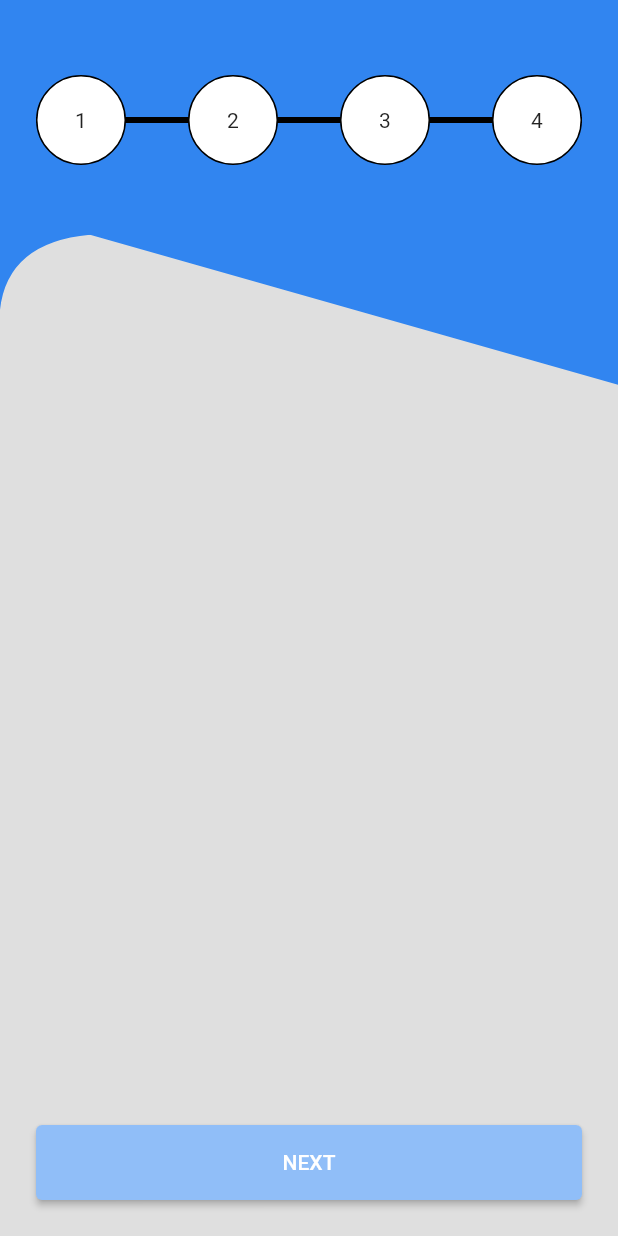
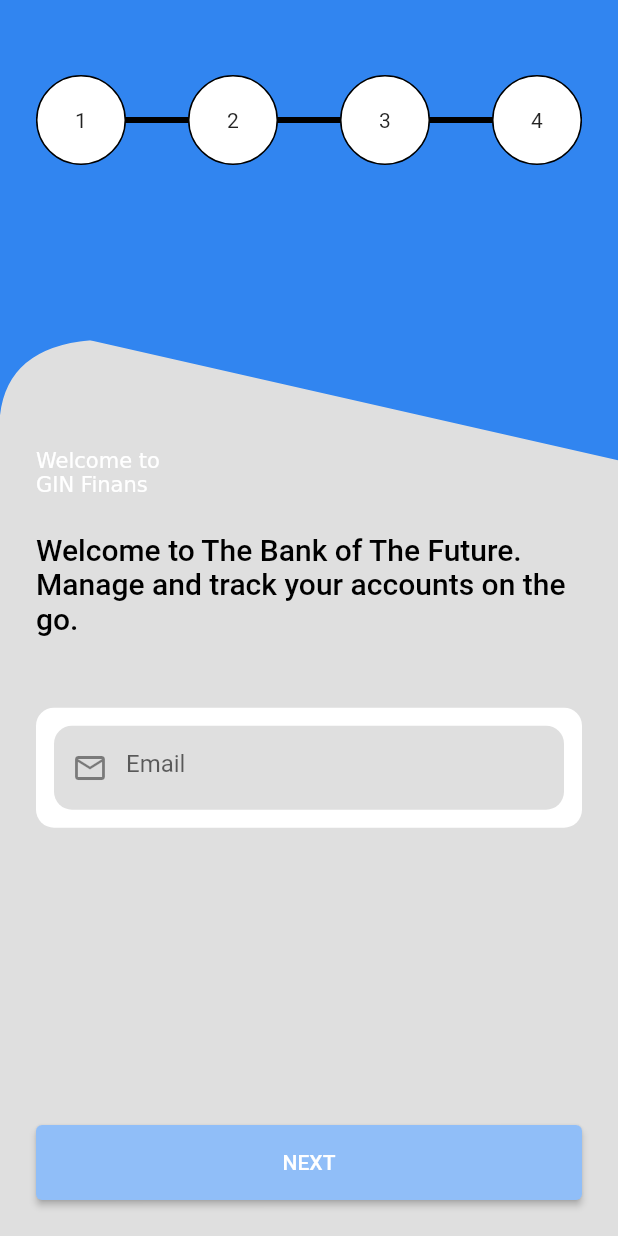
Before and after one commit to weneverknow/registration, a Flutter app: the screen it shows after launch, on a phone screen of 412 x 824 dp. Run offline on Flutter 3.47's test engine with Material 2 defaults, Android fonts, the phone set to English and light mode, and no system bars; statements that could not run were skipped.

Commit message:
solve and make sure issue button and keyboard when show

```diff
--- a/lib/screen/pages/first_page.dart
+++ b/lib/screen/pages/first_page.dart
@@ -5,34 +5,72 @@ class FirstPage extends StatelessWidget {
 
   @override
   Widget build(BuildContext context) {
-    final size = MediaQuery.of(context).size;
+    //final size = MediaQuery.of(context).size;
     return Align(
       alignment: Alignment.bottomCenter,
       child: ClipPath(
         clipper: MyClipper(),
-        child: Container(
-          width: size.width,
-          height: size.height * 0.81,
-          color: greyColor,
+        child: SingleChildScrollView(
+          child: Container(
+            width: ScreenSize.screenWidth(context),
+            height: (ScreenSize.screenHeight(context) * 0.8) - 62,
+            color: greyColor,
+            padding: EdgeInsets.fromLTRB(
+                defaultPadding, (defaultPadding * 3), defaultPadding, 0),
+            child: Column(
+              mainAxisAlignment: MainAxisAlignment.start,
+              crossAxisAlignment: CrossAxisAlignment.start,
+              mainAxisSize: MainAxisSize.max,
+              children: [
+                TitleFirstPage(),
+                Padding(
+                  padding: const EdgeInsets.symmetric(vertical: defaultPadding),
+                  child: Text(
+                    'Welcome to The Bank of The Future.\nManage and track your accounts on the go.',
+                    style: Theme.of(context)
+                        .textTheme
+                        .headline6!
+                        .copyWith(color: Colors.black),
+                    textAlign: TextAlign.left,
+                  ),
+                ),
+                const SizedBox(
+                  height: defaultPadding,
+                ),
+                Container(
+                  height: 80,
+                  padding: EdgeInsets.symmetric(
+                      vertical: defaultPadding / 2,
+                      horizontal: defaultPadding / 2),
+                  decoration: BoxDecoration(
+                      color: Colors.white,
+                      borderRadius: BorderRadius.circular(12)),
+                  alignment: Alignment.center,
+                  child: Container(
+                    height: 70,
+                    decoration: BoxDecoration(
+                        borderRadius: BorderRadius.circular(12),
+                        color: greyColor),
+                    alignment: Alignment.center,
+                    child: TextField(
+                      decoration: InputDecoration(
+                          hintText: 'Email',
+                          prefixIcon: Icon(Icons.mail_outline_outlined),
+                          enabledBorder: InputBorder.none,
+                          focusedBorder: InputBorder.none),
+                    ),
+                  ),
+                ),
+                // Flexible(
+                //     child: Align(
+                //   alignment: Alignment.bottomCenter,
+                //   child: CustomButton(text: 'NEXT'),
+                // ))
+              ],
+            ),
+          ),
         ),
       ),
     );
   }
 }
-
-class MyClipper extends CustomClipper<Path> {
-  @override
-  Path getClip(Size size) {
-    Path path = Path();
-    path.lineTo(0, 50);
-    path.quadraticBezierTo(5, 5, 60, 0);
-    path.lineTo(size.width, 100);
-    path.lineTo(size.width, size.height);
-    path.lineTo(0, size.height);
-    path.close();
-    return path;
-  }
-
-  @override
-  bool shouldReclip(CustomClipper<Path> oldClipper) => true;
-}
--- a/lib/screen/pages/pages.dart
+++ b/lib/screen/pages/pages.dart
@@ -1,3 +1,8 @@
 import 'package:flutter/material.dart';
+import 'package:registration/screen/components/components.dart';
+import 'package:registration/screen/screen_size.dart';
 import 'package:registration/theme/theme.dart';
+import '../widgets/widgets.dart';
+
 part 'first_page.dart';
+part 'second_page.dart';
```
